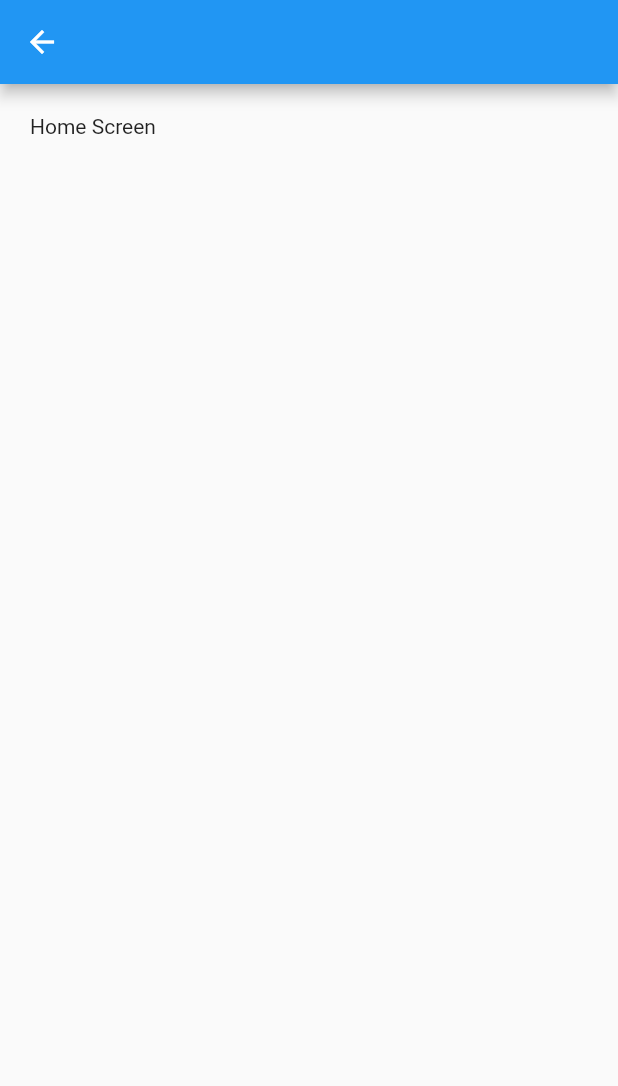
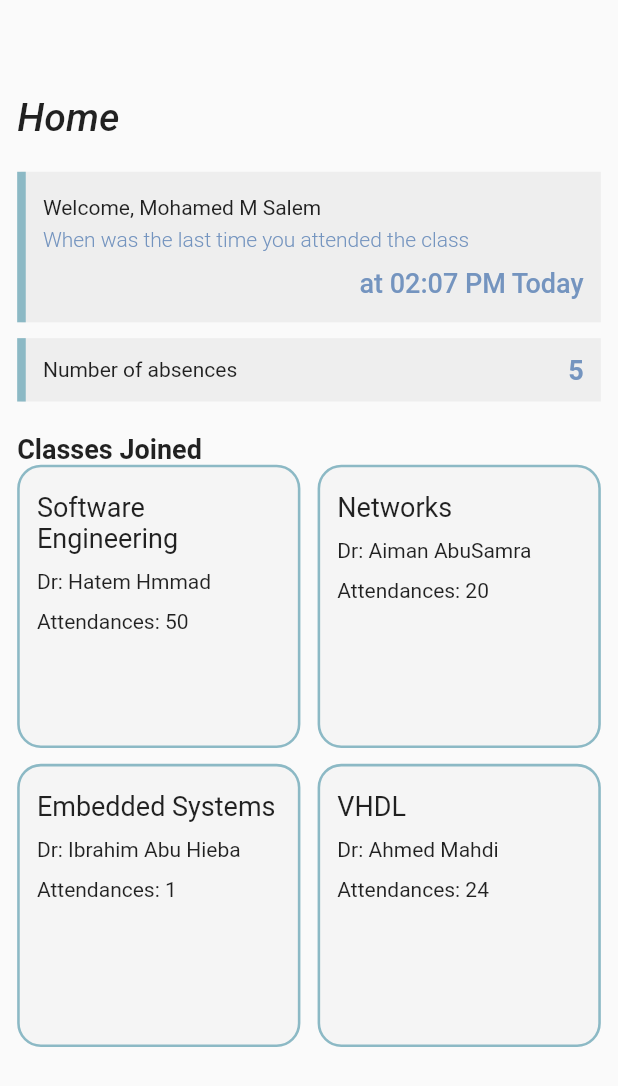
Before and after one commit to Mohamed-Salem7/attendance, a Flutter app: the HomeScreen screen opened directly, on a phone screen of 412 x 824 dp. Shown: the top 1086 px of the screen. Run offline on Flutter 3.47's test engine with Material 2 defaults, Android fonts, the phone set to English and light mode, and no system bars; our stand-ins replace dot_navigation_bar, flutter_bloc, flutter_onboarding_slider, flutter_screenutil, get.

Commit message:
add home page

```diff
--- a/lib/core/utils/theme/colors.dart
+++ b/lib/core/utils/theme/colors.dart
@@ -2,5 +2,6 @@ import 'package:flutter/material.dart';
 
 class AppColor{
   static const Color primaryColor = Color(0xFF8cb9c5);
+  static const Color secondaryColor = Color(0xFF7494bf);
 
 }
--- /dev/null
+++ b/lib/feature/presntation/view/home_page/component/class_container.dart
@@ -0,0 +1,75 @@
+import 'package:attendance_app/core/utils/theme/colors.dart';
+import 'package:flutter/material.dart';
+import 'package:flutter_screenutil/flutter_screenutil.dart';
+
+class ClassContainer extends StatelessWidget {
+  const ClassContainer(
+      {Key? key,
+      required this.title,
+      required this.name,
+      required this.attendances, required this.function})
+      : super(key: key);
+
+  final String title;
+  final String name;
+  final String attendances;
+  final Function() function;
+
+  @override
+  Widget build(BuildContext context) {
+    return InkWell(
+       borderRadius: BorderRadius.circular(15.r),
+      focusColor: Colors.red,
+      onTap: function,
+      child: Container(
+        height: 60.h,
+        width: 140.w,
+        decoration: BoxDecoration(
+          borderRadius: BorderRadius.circular(
+            15.r,
+          ),
+          color: Colors.grey.shade100,
+          border: Border.all(color: AppColor.primaryColor, width: 1.5.w),
+        ),
+        child: Padding(
+          padding: EdgeInsets.symmetric(vertical: 15.h, horizontal: 10.w),
+          child: Column(
+            crossAxisAlignment: CrossAxisAlignment.start,
+            children: [
+              Text(
+                title,
+                style: TextStyle(
+                  fontSize: 18.spMin,
+                  fontWeight: FontWeight.w400,
+                  color: Colors.black87,
+                ),
+              ),
+              SizedBox(
+                height: 10.h,
+              ),
+              Text(
+                'Dr: $name',
+                style: TextStyle(
+                  fontSize: 14.spMin,
+                  fontWeight: FontWeight.w400,
+                  color: Colors.black87,
+                ),
+              ),
+              SizedBox(
+                height: 10.h,
+              ),
+              Text(
+                'Attendances: $attendances',
+                style: TextStyle(
+                  fontSize: 14.spMin,
+                  fontWeight: FontWeight.w400,
+                  color: Colors.black87,
+                ),
+              ),
+            ],
+          ),
+        ),
+      ),
+    );
+  }
+}
--- /dev/null
+++ b/lib/feature/presntation/view/home_page/component/container_of_absences.dart
@@ -0,0 +1,47 @@
+import 'package:attendance_app/core/utils/theme/colors.dart';
+import 'package:flutter/material.dart';
+import 'package:flutter_screenutil/flutter_screenutil.dart';
+
+class ContainerOfAbsences extends StatelessWidget {
+  const ContainerOfAbsences({Key? key}) : super(key: key);
+
+  @override
+  Widget build(BuildContext context) {
+    return Container(
+      height: 40.h,
+      width: 360.w,
+      decoration: BoxDecoration(
+        color: Colors.grey.shade200,
+        border: Border(
+          left: BorderSide(
+            color: AppColor.primaryColor,
+            width: 5.w,
+          ),
+        ),
+      ),
+      child: Padding(
+        padding: EdgeInsets.symmetric(vertical: 10.h, horizontal: 10.w),
+        child: Row(
+          children: [
+            Text(
+              'Number of absences',
+              style: TextStyle(
+                fontSize: 14.spMin,
+                fontWeight: FontWeight.w400,
+              ),
+            ),
+            Spacer(),
+            Text(
+              '5',
+              style: TextStyle(
+                fontSize: 18.spMin,
+                fontWeight: FontWeight.bold,
+                color: AppColor.secondaryColor,
+              ),
+            ),
+          ],
+        ),
+      ),
+    );
+  }
+}
--- /dev/null
+++ b/lib/feature/presntation/view/home_page/component/info_user.dart
@@ -0,0 +1,65 @@
+import 'package:attendance_app/core/utils/theme/colors.dart';
+import 'package:flutter/material.dart';
+import 'package:flutter_screenutil/flutter_screenutil.dart';
+
+class InfoUser extends StatelessWidget {
+  const InfoUser({Key? key}) : super(key: key);
+
+  @override
+  Widget build(BuildContext context) {
+    return Container  (
+      height: 95.h,
+      width: 360.w,
+      padding: EdgeInsets.symmetric(vertical: 15.h, horizontal: 10.w),
+      decoration: BoxDecoration(
+        color: Colors.grey.shade200,
+        border: Border(
+          left: BorderSide(
+            color: AppColor.primaryColor,
+            width: 5.w,
+          ),
+        ),
+      ),
+      child: Column(
+        crossAxisAlignment: CrossAxisAlignment.start,
+        children: [
+          Text(
+            'Welcome, Mohamed M Salem',
+            style: TextStyle(
+              fontSize: 14.spMin,
+              fontWeight: FontWeight.w400,
+            ),
+          ),
+          SizedBox(
+            height: 5.h,
+          ),
+          Text(
+            'When was the last time you attended the class',
+            style: TextStyle(
+              fontSize: 14.spMin,
+              fontWeight: FontWeight.w300,
+              color: AppColor.secondaryColor,
+            ),
+          ),
+          SizedBox(
+            height: 10.h,
+          ),
+          Row(
+            mainAxisAlignment: MainAxisAlignment.end,
+            children: [
+              Text(
+                'at 02:07 PM Today',
+                textAlign: TextAlign.end,
+                style: TextStyle(
+                  fontSize: 18.spMin,
+                  fontWeight: FontWeight.w500,
+                  color: AppColor.secondaryColor,
+                ),
+              ),
+            ],
+          ),
+        ],
+      ),
+    );
+  }
+}
--- a/lib/feature/presntation/view/home_page/home_screen.dart
+++ b/lib/feature/presntation/view/home_page/home_screen.dart
@@ -1,17 +1,85 @@
+import 'package:attendance_app/core/utils/theme/colors.dart';
+import 'package:attendance_app/feature/presntation/view/home_page/component/class_container.dart';
+import 'package:attendance_app/feature/presntation/view/home_page/component/container_of_absences.dart';
+import 'package:attendance_app/feature/presntation/view/home_page/component/info_user.dart';
 import 'package:flutter/material.dart';
+import 'package:flutter_screenutil/flutter_screenutil.dart';
 
 class HomeScreen extends StatelessWidget {
   const HomeScreen({Key? key}) : super(key: key);
 
   @override
   Widget build(BuildContext context) {
+    List<String> title = [
+      'Software Engineering',
+      'Networks',
+      'Embedded Systems',
+      'VHDL'
+    ];
+    List<String> name = [
+      'Hatem Hmmad',
+      'Aiman AbuSamra',
+      'Ibrahim Abu Hieba',
+      'Ahmed Mahdi'
+    ];
+    List<String> attendances = ['50', '20', '1', '24'];
     return Scaffold(
-      appBar: AppBar(),
       body: Padding(
-        padding: const EdgeInsets.all(20.0),
+        padding: EdgeInsets.symmetric(vertical: 20.h, horizontal: 10.w),
         child: Column(
+          crossAxisAlignment: CrossAxisAlignment.start,
           children: [
-            Text('Home Screen',),
+            SizedBox(
+              height: 40.h,
+            ),
+            Text(
+              'Home',
+              style: TextStyle(
+                fontSize: 26.spMin,
+                fontWeight: FontWeight.w500,
+                fontStyle: FontStyle.italic,
+              ),
+            ),
+            SizedBox(
+              height: 20.h,
+            ),
+            const InfoUser(),
+            SizedBox(
+              height: 10.h,
+            ),
+            const ContainerOfAbsences(),
+            SizedBox(
+              height: 20.h,
+            ),
+            Text(
+              'Classes Joined',
+              style: TextStyle(
+                fontSize: 18.spMin,
+                fontWeight: FontWeight.bold,
+              ),
+            ),
+            Expanded(
+              child: GridView.builder(
+                gridDelegate: SliverGridDelegateWithFixedCrossAxisCount(
+                  crossAxisCount: 2,
+                  crossAxisSpacing: 10.w,
+                  mainAxisSpacing: 10.h,
+                  childAspectRatio: 1,
+                ),
+                itemCount: 4,
+                physics: const BouncingScrollPhysics(),
+                itemBuilder: (context, index) {
+                  return ClassContainer(
+                    title: title[index],
+                    name: name[index],
+                    attendances: attendances[index],
+                    function: () {
+                      print(name[index]);
+                    },
+                  );
+                },
+              ),
+            ),
           ],
         ),
       ),
```
